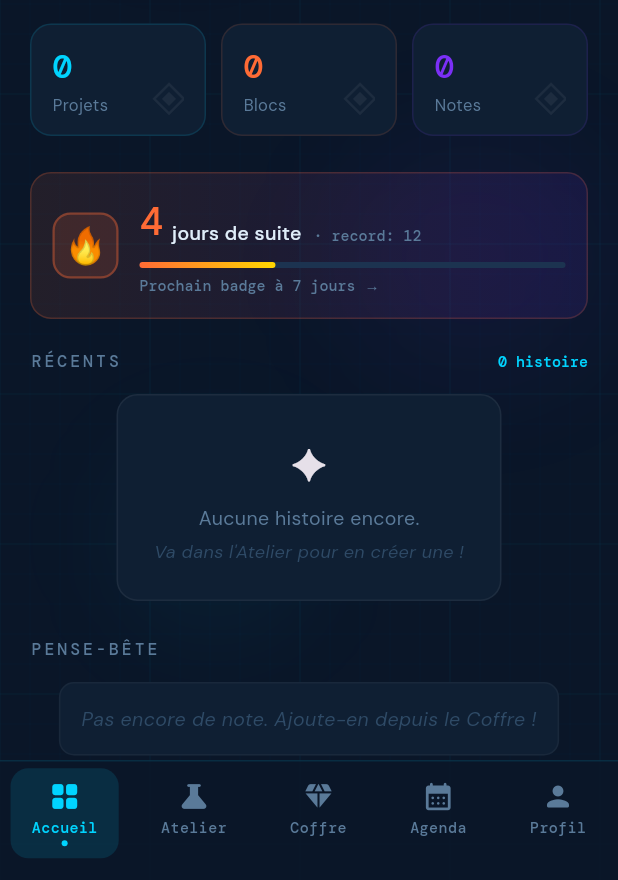
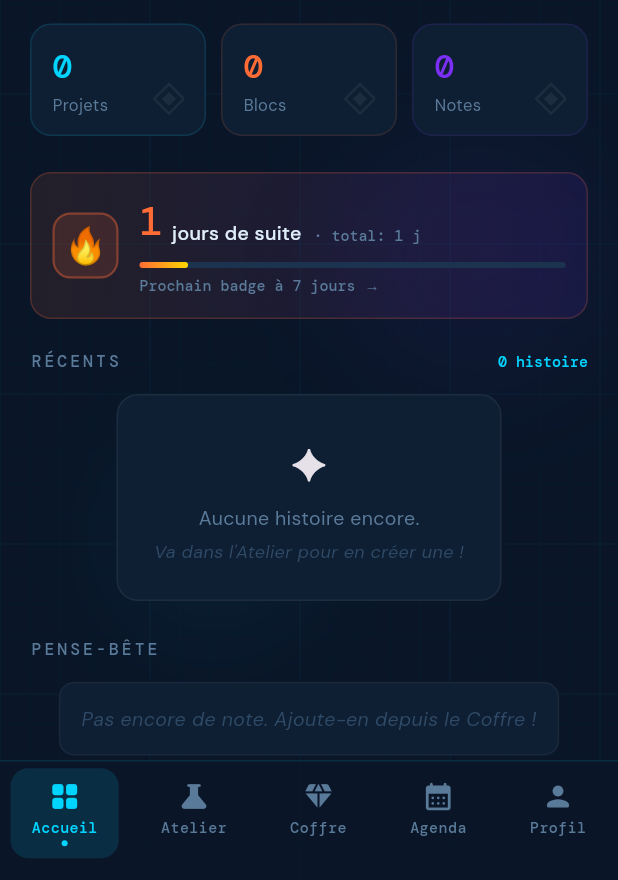
Before and after one commit to SoniaCorbin/AppStory, a Flutter app: the ShellScreen screen opened by its route, on a phone screen of 412 x 824 dp, the part 356-1236 px from its top. Run offline on Flutter 3.47's test engine with Material 3 defaults, Android fonts, the phone set to English and light mode, and no system bars; our stand-ins replace flutter_riverpod, flutter_secure_storage, hive, hive_flutter, pdf, share_plus; accounts and stored records are empty.

Commit message:
fix: streak banner dynamique, connexion streakProvider

```diff
--- a/lib/screens/home/widgets/streak_banner.dart
+++ b/lib/screens/home/widgets/streak_banner.dart
@@ -1,15 +1,17 @@
 import 'package:flutter/material.dart';
+import 'package:flutter_riverpod/flutter_riverpod.dart';
 import '../../../core/constants/story_tokens.dart';
 import '../../../core/theme/story_text_styles.dart';
+import '../../../state/streak_provider.dart';
 
-class StreakBanner extends StatefulWidget {
+class StreakBanner extends ConsumerStatefulWidget {
   const StreakBanner({super.key});
 
   @override
-  State<StreakBanner> createState() => _StreakBannerState();
+  ConsumerState<StreakBanner> createState() => _StreakBannerState();
 }
 
-class _StreakBannerState extends State<StreakBanner> with SingleTickerProviderStateMixin {
+class _StreakBannerState extends ConsumerState<StreakBanner> {
   bool pop = false;
 
   @override
@@ -22,6 +24,16 @@ class _StreakBannerState extends State<StreakBanner> with SingleTickerProviderSt
 
   @override
   Widget build(BuildContext context) {
+    final streak = ref.watch(streakProvider);
+    final current = streak.currentStreak;
+    final record  = streak.totalActiveDays;
+
+    // Prochain badge à 7 jours, puis 14, puis 30
+    final int nextBadge = current < 7 ? 7 : current < 14 ? 14 : 30;
+    final double progress = (current / nextBadge).clamp(0.0, 1.0);
+    final double barWidth  =
+        MediaQuery.sizeOf(context).width * 0.55 * (pop ? progress : 0.0);
+
     const radius = 14.0;
 
     return Container(
@@ -45,9 +57,11 @@ class _StreakBannerState extends State<StreakBanner> with SingleTickerProviderSt
             decoration: BoxDecoration(
               borderRadius: BorderRadius.circular(12),
               color: C.secondary.withValues(alpha: 0.13),
-              border: Border.all(color: C.secondary.withValues(alpha: 0.35), width: 1.5),
+              border: Border.all(
+                  color: C.secondary.withValues(alpha: 0.35), width: 1.5),
             ),
-            child: const Center(child: Text('🔥', style: TextStyle(fontSize: 24))),
+            child: const Center(
+                child: Text('🔥', style: TextStyle(fontSize: 24))),
           ),
           const SizedBox(width: 14),
           Expanded(
@@ -60,17 +74,22 @@ class _StreakBannerState extends State<StreakBanner> with SingleTickerProviderSt
                     AnimatedScale(
                       duration: const Duration(milliseconds: 220),
                       scale: pop ? 1.0 : 0.85,
-                      child: Text('4', style: StoryText.mono(size: 26, color: C.secondary)),
+                      child: Text('$current',
+                          style: StoryText.mono(size: 26, color: C.secondary)),
                     ),
                     const SizedBox(width: 6),
                     Padding(
                       padding: const EdgeInsets.only(bottom: 2),
-                      child: Text('jours de suite', style: StoryText.sans(size: 13, weight: FontWeight.w500)),
+                      child: Text('jours de suite',
+                          style: StoryText.sans(
+                              size: 13, weight: FontWeight.w500)),
                     ),
                     const SizedBox(width: 8),
                     Padding(
                       padding: const EdgeInsets.only(bottom: 3),
-                      child: Text('· record: 12', style: StoryText.mono(size: 10, color: C.textMuted)),
+                      child: Text('· total: $record j',
+                          style:
+                          StoryText.mono(size: 10, color: C.textMuted)),
                     ),
                   ],
                 ),
@@ -86,16 +105,22 @@ class _StreakBannerState extends State<StreakBanner> with SingleTickerProviderSt
                     child: AnimatedContainer(
                       duration: const Duration(milliseconds: 900),
                       curve: Curves.easeOutCubic,
-                      width: pop ? MediaQuery.sizeOf(context).width * 0.22 : 0,
+                      width: barWidth,
                       decoration: BoxDecoration(
                         borderRadius: BorderRadius.circular(2),
-                        gradient: const LinearGradient(colors: [Color(0xFFFF6B35), Color(0xFFFFD700)]),
+                        gradient: const LinearGradient(
+                            colors: [Color(0xFFFF6B35), Color(0xFFFFD700)]),
                       ),
                     ),
                   ),
                 ),
                 const SizedBox(height: 4),
-                Text('Prochain badge à 7 jours →', style: StoryText.mono(size: 10, color: C.textMuted)),
+                Text(
+                  current >= nextBadge
+                      ? '🏅 Badge débloqué !'
+                      : 'Prochain badge à $nextBadge jours →',
+                  style: StoryText.mono(size: 10, color: C.textMuted),
+                ),
               ],
             ),
           ),
```
